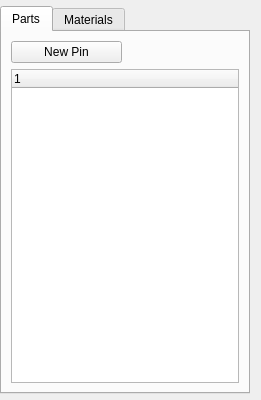
Sprunth/RGG, file Application/qInputListWidget.ui: the form before one commit.
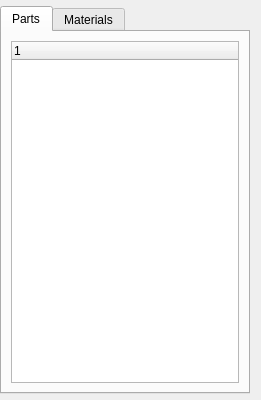
The form after the commit.

```diff
--- a/Application/qInputListWidget.ui
+++ b/Application/qInputListWidget.ui
@@ -33,7 +33,7 @@
        <string>Parts</string>
       </attribute>
       <layout class="QGridLayout" name="gridLayout">
-       <item row="1" column="0" colspan="2">
+       <item row="0" column="0" colspan="2">
         <widget class="QTreeWidget" name="PartsList">
          <column>
           <property name="text">
@@ -42,13 +42,6 @@
          </column>
         </widget>
        </item>
-       <item row="0" column="0">
-        <widget class="QPushButton" name="NewPinButton">
-         <property name="text">
-          <string>New Pin</string>
-         </property>
-        </widget>
-       </item>
       </layout>
      </widget>
      <widget class="QWidget" name="tabMaterial">
```
Left out of the diff: 7 changed lines with no effect on the pictures.
